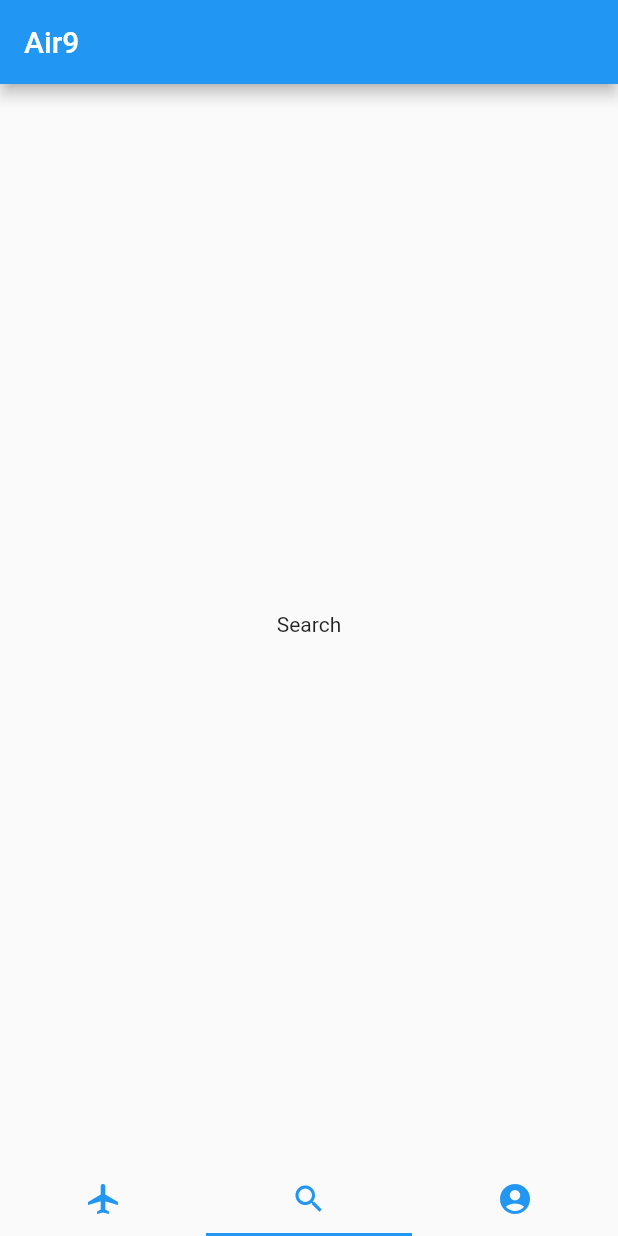
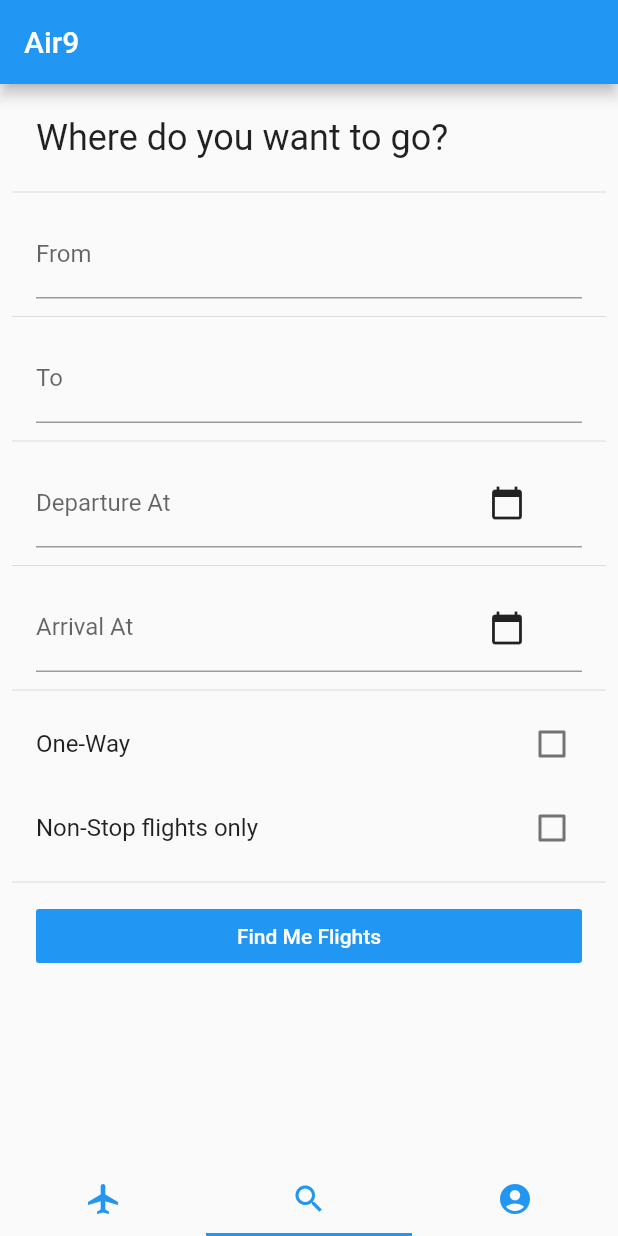
Before and after one commit to sashatankov/Air9, a Flutter app: the screen it shows after launch, item 2 of the bottom bar chosen, on a phone screen of 412 x 824 dp. Run offline on Flutter 3.47's test engine with Material 2 defaults, Android fonts, the phone set to English and light mode, and no system bars; missing offline and left inert: dart:ffi.

Commit message:
search form added

```diff
--- a/lib/home_screen.dart
+++ b/lib/home_screen.dart
@@ -1,4 +1,8 @@
+import 'dart:ffi';
+
 import 'package:flutter/material.dart';
+import 'package:flutter/scheduler.dart' show timeDilation;
+
 import 'flight_widget.dart';
 import 'flight_data.dart';
 
@@ -40,18 +44,16 @@ class _HomeScreenBodyState extends State<HomeScreenBody> {
   }
 
   List<Widget> getFlightsList() {
-
     var flights = randomFlights(10);
     flights.sort((a, b) => a.departureAt.difference(b.departureAt).inMinutes);
     return flights.map((e) => FlightWidget(e)).toList();
-
   }
 
   Widget getFlightsTabView() {
     var flights = this.getFlightsList();
     return Column(
       mainAxisAlignment: MainAxisAlignment.start,
-      children: [
+      children: <Widget>[
         Container(
           child: Text(
             "Upcoming Flights",
@@ -72,7 +74,7 @@ class _HomeScreenBodyState extends State<HomeScreenBody> {
   }
 
   Widget getSearchTabView() {
-    return Container(child: Center(child: Text("Search"))); // TODO
+    return FlightSearchFormWidget();
   }
 
   Widget getProfileTabView() {
@@ -111,7 +113,7 @@ class _HomeScreenBodyState extends State<HomeScreenBody> {
 
   Widget getHomeScreenTabView() {
     return TabBarView(
-      children: [
+      children: <Widget>[
         this.getFlightsTabView(),
         this.getSearchTabView(),
         this.getProfileTabView(),
@@ -121,7 +123,7 @@ class _HomeScreenBodyState extends State<HomeScreenBody> {
 
   Widget getHomeScreenTabBar() {
     return TabBar(
-      tabs: [
+      tabs: <Widget>[
         this.getFlightsTab(),
         this.getSearchTab(),
         this.getProfileTab(),
@@ -129,3 +131,230 @@ class _HomeScreenBodyState extends State<HomeScreenBody> {
     );
   }
 }
+
+class FlightSearchFormWidget extends StatefulWidget {
+  @override
+  _FlightSearchFormWidgetState createState() => _FlightSearchFormWidgetState();
+}
+
+class _FlightSearchFormWidgetState extends State<FlightSearchFormWidget> {
+  final _fromController = TextEditingController();
+  final _toController = TextEditingController();
+  final _departureAtController = TextEditingController();
+  final _arrivalAtController = TextEditingController();
+  FlightSearchQuery _query;
+
+  @override
+  void initState() {
+    this._query = FlightSearchQuery();
+    super.initState();
+  }
+
+  @override
+  Widget build(BuildContext context) {
+    return Container(
+      padding: EdgeInsets.all(8),
+      child: ListView(
+        children: <Widget>[
+          this.searchHeadline(),
+          Divider(),
+          this.fromTextField(),
+          Divider(),
+          this.toTextField(),
+          Divider(),
+          this.departureAtTextField(),
+          Divider(),
+          this.arrivalAtTextFeild(),
+          Divider(),
+          this.oneWayCheckBox(),
+          this.nonStopCheckBox(),
+          Divider(),
+          this.searchButton()
+        ],
+      ),
+    );
+  }
+
+  Widget searchHeadline() {
+    return ListTile(
+        title:
+            Text("Where do you want to go?", style: TextStyle(fontSize: 24)));
+  }
+
+  Widget fromTextField() {
+    return ListTile(
+      title: TextField(
+        controller: this._fromController,
+        decoration: this.fromDecoration(),
+        onChanged: (String value) {
+          this.setState(() {
+            this._query.from = value;
+          });
+        },
+        onSubmitted: (value) {},
+      ),
+    );
+  }
+
+  Widget toTextField() {
+    return ListTile(
+      title: TextField(
+        controller: this._toController,
+        decoration: this.toDecoration(),
+        onChanged: (value) {
+          this.setState(() {
+            this._query.to = value;
+          });
+        },
+        onSubmitted: (value) {},
+      ),
+    );
+  }
+
+  Widget departureAtTextField() {
+    return ListTile(
+      title: TextField(
+        controller: this._departureAtController,
+        decoration: this.departureAtDecoration(),
+        onChanged: (value) {
+          this.setState(() {
+            this._query.departureDate =
+                DateTime.parse(value); // TODO might change later
+          });
+        },
+        onSubmitted: (value) {},
+      ),
+    );
+  }
+
+  Widget arrivalAtTextFeild() {
+    return ListTile(
+        title: TextField(
+      controller: this._arrivalAtController,
+      decoration: this.arrivalAtDecoration(),
+      onChanged: (value) {
+        this._query.arrivalDate =
+            DateTime.parse(value); // TODO might change later
+      },
+      onSubmitted: (value) {},
+    ));
+  }
+
+  Widget oneWayCheckBox() {
+    return CheckboxListTile(
+        title: const Text("One-Way"),
+        value: this._query.isOneWay,
+        onChanged: (bool newValue) {
+          this.setState(() {
+            this._query.isOneWay = newValue;
+          });
+        });
+  }
+
+  Widget nonStopCheckBox() {
+    return CheckboxListTile(
+      title: const Text("Non-Stop flights only"),
+      value: this._query.nonStopFlightsOnly,
+      onChanged: (bool value) {
+        this.setState(() {
+          this._query.nonStopFlightsOnly = value;
+        });
+      },
+    );
+  }
+
+  Widget searchButton() {
+    return ListTile(
+        title: FlatButton(
+            color: Colors.blue,
+            textColor: Colors.white,
+            disabledColor: Colors.grey,
+            disabledTextColor: Colors.black,
+            padding: EdgeInsets.all(8),
+            onPressed: () {
+              // TODO to analyze the query
+            },
+            child: Text("Find Me Flights")));
+  }
+
+  InputDecoration fromDecoration() {
+    return InputDecoration(labelText: "From");
+  }
+
+  InputDecoration toDecoration() {
+    return InputDecoration(labelText: "To");
+  }
+
+  InputDecoration departureAtDecoration() {
+    return InputDecoration(
+        labelText: "Departure At",
+        suffixIcon: FlatButton.icon(
+            onPressed: () {
+              this.pickDepartureDate();
+            },
+            icon: Icon(Icons.calendar_today),
+            label: Text("")));
+  }
+
+  InputDecoration arrivalAtDecoration() {
+    return InputDecoration(
+        labelText: "Arrival At",
+        suffixIcon: FlatButton.icon(
+            onPressed: () {
+              // TODO open date picker
+            },
+            icon: Icon(Icons.calendar_today),
+            label: Text("")));
+  }
+
+  TextStyle textStyle() {
+    return TextStyle(fontSize: 16);
+  }
+
+  void pickDepartureDate() {
+    Future<DateTime> futureDate = showDatePicker(
+        context: context,
+        initialDate: DateTime.now(),
+        firstDate: DateTime.now(),
+        lastDate: DateTime(2099, 12, 31));
+
+    futureDate.then((DateTime value) {
+      this.setState(() {
+        this._query.departureDate = value;
+      });
+      this._departureAtController.value =
+          TextEditingValue(text: value.toString()); // TODO to format
+    }).catchError((error) {
+      print(error);
+    });
+  }
+
+  void pickArrivalDate(){
+    Future<DateTime> futureDate = showDatePicker(
+        context: context,
+        initialDate: DateTime.now(),
+        firstDate: DateTime.now(),
+        lastDate: DateTime(2099, 12, 31));
+
+    futureDate.then((DateTime value) {
+      this.setState(() {
+        this._query.arrivalDate = value;
+      });
+      this._arrivalAtController.value =
+          TextEditingValue(text: value.toString()); // TODO to format
+    }).catchError((error) {
+      print(error);
+    });
+  }
+}
+
+class FlightSearchQuery {
+  String from = "";
+  String to = "";
+  DateTime departureDate = DateTime.now();
+  DateTime arrivalDate = DateTime.now();
+  bool isOneWay = false;
+  bool nonStopFlightsOnly = false;
+
+  FlightSearchQuery();
+}
```
